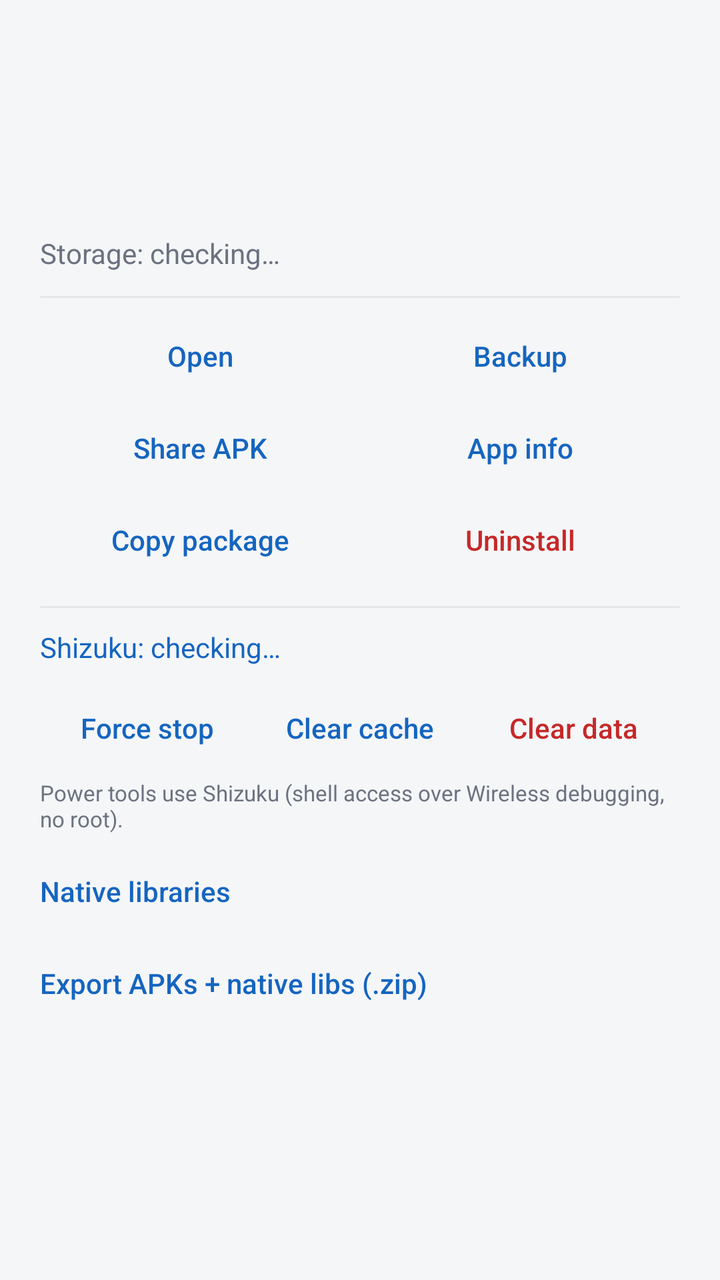
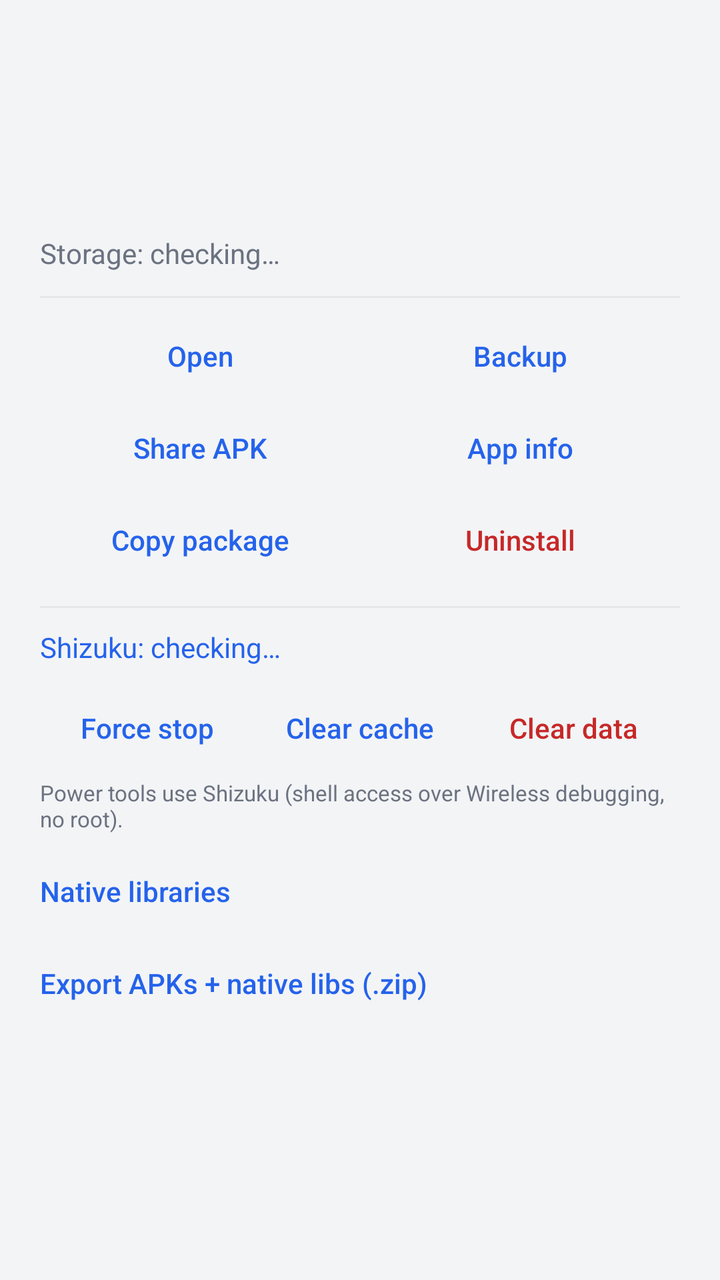

Before-and-after screenshots of an Android layout around one commit, followed by the original layout XML and the change that was made.
<!-- AndroidManifest.xml: application theme AppTheme -->
<!-- res/layout/dialog_details.xml -->
<?xml version="1.0" encoding="utf-8"?>
<ScrollView xmlns:android="http://schemas.android.com/apk/res/android"
    android:layout_width="match_parent"
    android:layout_height="wrap_content">

    <LinearLayout
        android:layout_width="match_parent"
        android:layout_height="wrap_content"
        android:orientation="vertical"
        android:paddingStart="20dp"
        android:paddingEnd="20dp"
        android:paddingTop="18dp"
        android:paddingBottom="8dp">

        <LinearLayout
            android:layout_width="match_parent"
            android:layout_height="wrap_content"
            android:gravity="center_vertical"
            android:orientation="horizontal">

            <ImageView
                android:id="@+id/d_icon"
                android:layout_width="56dp"
                android:layout_height="56dp"
                android:contentDescription="App icon" />

            <LinearLayout
                android:layout_width="0dp"
                android:layout_height="wrap_content"
                android:layout_marginStart="14dp"
                android:layout_weight="1"
                android:orientation="vertical">

                <TextView
                    android:id="@+id/d_name"
                    android:layout_width="match_parent"
                    android:layout_height="wrap_content"
                    android:ellipsize="end"
                    android:maxLines="1"
                    android:textColor="@color/text_primary"
                    android:textSize="20sp"
                    android:textStyle="bold" />

                <TextView
                    android:id="@+id/d_pkg"
                    android:layout_width="match_parent"
                    android:layout_height="wrap_content"
                    android:layout_marginTop="2dp"
                    android:ellipsize="end"
                    android:maxLines="1"
                    android:textColor="@color/text_secondary"
                    android:textSize="13sp" />
            </LinearLayout>
        </LinearLayout>

        <TextView
            android:id="@+id/d_info"
            android:layout_width="match_parent"
            android:layout_height="wrap_content"
            android:layout_marginTop="14dp"
            android:lineSpacingExtra="3dp"
            android:textColor="@color/text_primary"
            android:textSize="14sp" />

        <TextView
            android:id="@+id/d_sizes"
            android:layout_width="match_parent"
            android:layout_height="wrap_content"
            android:layout_marginTop="10dp"
            android:lineSpacingExtra="3dp"
            android:text="Storage: checking…"
            android:textColor="@color/text_secondary"
            android:textSize="14sp" />

        <Button
            android:id="@+id/d_usage_access"
            android:layout_width="match_parent"
            android:layout_height="42dp"
            android:layout_marginTop="4dp"
            android:background="?android:attr/selectableItemBackground"
            android:gravity="start|center_vertical"
            android:paddingStart="0dp"
            android:paddingEnd="0dp"
            android:text="Enable usage access to see data &amp; cache sizes"
            android:textAllCaps="false"
            android:textColor="@color/primary"
            android:textSize="13sp"
            android:visibility="gone" />

        <View
            android:layout_width="match_parent"
            android:layout_height="1dp"
            android:layout_marginTop="12dp"
            android:layout_marginBottom="6dp"
            android:background="@color/divider" />

        <LinearLayout
            android:layout_width="match_parent"
            android:layout_height="wrap_content"
            android:orientation="horizontal">

            <Button
                android:id="@+id/d_open"
                android:layout_width="0dp"
                android:layout_height="46dp"
                android:layout_weight="1"
                android:background="?android:attr/selectableItemBackground"
                android:minWidth="0dp"
                android:text="Open"
                android:textAllCaps="false"
                android:textColor="@color/primary" />

            <Button
                android:id="@+id/d_backup"
                android:layout_width="0dp"
                android:layout_height="46dp"
                android:layout_weight="1"
                android:background="?android:attr/selectableItemBackground"
                android:minWidth="0dp"
                android:text="Backup"
                android:textAllCaps="false"
                android:textColor="@color/primary" />
        </LinearLayout>

        <LinearLayout
            android:layout_width="match_parent"
            android:layout_height="wrap_content"
            android:orientation="horizontal">

            <Button
                android:id="@+id/d_share"
                android:layout_width="0dp"
                android:layout_height="46dp"
                android:layout_weight="1"
                android:background="?android:attr/selectableItemBackground"
                android:minWidth="0dp"
                android:text="Share APK"
                android:textAllCaps="false"
                android:textColor="@color/primary" />

            <Button
                android:id="@+id/d_appinfo"
                android:layout_width="0dp"
                android:layout_height="46dp"
                android:layout_weight="1"
                android:background="?android:attr/selectableItemBackground"
                android:minWidth="0dp"
                android:text="App info"
                android:textAllCaps="false"
                android:textColor="@color/primary" />
        </LinearLayout>

        <LinearLayout
            android:layout_width="match_parent"
            android:layout_height="wrap_content"
            android:orientation="horizontal">

            <Button
                android:id="@+id/d_copy"
                android:layout_width="0dp"
                android:layout_height="46dp"
                android:layout_weight="1"
                android:background="?android:attr/selectableItemBackground"
                android:minWidth="0dp"
                android:text="Copy package"
                android:textAllCaps="false"
                android:textColor="@color/primary" />

            <Button
                android:id="@+id/d_uninstall"
                android:layout_width="0dp"
                android:layout_height="46dp"
                android:layout_weight="1"
                android:background="?android:attr/selectableItemBackground"
                android:minWidth="0dp"
                android:text="Uninstall"
                android:textAllCaps="false"
                android:textColor="#C62828" />
        </LinearLayout>
        <View
            android:layout_width="match_parent"
            android:layout_height="1dp"
            android:layout_marginTop="10dp"
            android:layout_marginBottom="2dp"
            android:background="@color/divider" />

        <TextView
            android:id="@+id/d_shizuku_status"
            android:layout_width="match_parent"
            android:layout_height="wrap_content"
            android:background="?android:attr/selectableItemBackground"
            android:clickable="true"
            android:focusable="true"
            android:paddingTop="8dp"
            android:paddingBottom="8dp"
            android:text="Shizuku: checking…"
            android:textColor="@color/primary"
            android:textSize="14sp" />

        <LinearLayout
            android:layout_width="match_parent"
            android:layout_height="wrap_content"
            android:orientation="horizontal">

            <Button
                android:id="@+id/d_force_stop"
                android:layout_width="0dp"
                android:layout_height="46dp"
                android:layout_weight="1"
                android:background="?android:attr/selectableItemBackground"
                android:minWidth="0dp"
                android:paddingStart="2dp"
                android:paddingEnd="2dp"
                android:text="Force stop"
                android:textAllCaps="false"
                android:textColor="@color/primary"
                android:textSize="14sp" />

            <Button
                android:id="@+id/d_clear_cache"
                android:layout_width="0dp"
                android:layout_height="46dp"
                android:layout_weight="1"
                android:background="?android:attr/selectableItemBackground"
                android:minWidth="0dp"
                android:paddingStart="2dp"
                android:paddingEnd="2dp"
                android:text="Clear cache"
                android:textAllCaps="false"
                android:textColor="@color/primary"
                android:textSize="14sp" />

            <Button
                android:id="@+id/d_clear_data"
                android:layout_width="0dp"
                android:layout_height="46dp"
                android:layout_weight="1"
                android:background="?android:attr/selectableItemBackground"
                android:minWidth="0dp"
                android:paddingStart="2dp"
                android:paddingEnd="2dp"
                android:text="Clear data"
                android:textAllCaps="false"
                android:textColor="#C62828"
                android:textSize="14sp" />
        </LinearLayout>

        <TextView
            android:layout_width="match_parent"
            android:layout_height="wrap_content"
            android:paddingTop="2dp"
            android:paddingBottom="6dp"
            android:text="Power tools use Shizuku (shell access over Wireless debugging, no root)."
            android:textColor="@color/text_secondary"
            android:textSize="11sp" />

        <Button
            android:id="@+id/d_libs"
            android:layout_width="match_parent"
            android:layout_height="46dp"
            android:background="?android:attr/selectableItemBackground"
            android:gravity="start|center_vertical"
            android:minWidth="0dp"
            android:paddingStart="0dp"
            android:paddingEnd="0dp"
            android:text="Native libraries"
            android:textAllCaps="false"
            android:textColor="@color/primary"
            android:textSize="14sp" />

        <Button
            android:id="@+id/d_export"
            android:layout_width="match_parent"
            android:layout_height="46dp"
            android:background="?android:attr/selectableItemBackground"
            android:gravity="start|center_vertical"
            android:minWidth="0dp"
            android:paddingStart="0dp"
            android:paddingEnd="0dp"
            android:text="Export APKs + native libs (.zip)"
            android:textAllCaps="false"
            android:textColor="@color/primary"
            android:textSize="14sp" />
    </LinearLayout>
</ScrollView>
<!-- resources referenced by this layout -->
<resources>
  <color name="divider">#E5E7EB</color>
  <color name="primary">#1565C0</color>
  <color name="text_primary">#1A1A1A</color>
  <color name="text_secondary">#6B7280</color>
  <style name="AppTheme" parent="@android:style/Theme.Material.Light.NoActionBar">
          <item name="android:colorPrimary">@color/primary</item>
          <item name="android:colorPrimaryDark">@color/primary_dark</item>
          <item name="android:colorAccent">@color/primary</item>
          <item name="android:windowBackground">@color/bg</item>
          <item name="android:statusBarColor">@color/primary_dark</item>
          <item name="android:navigationBarColor">@color/bg</item>
          <item name="android:windowLightNavigationBar">true</item>
      </style>
  <color name="primary_dark">#0D47A1</color>
  <color name="bg">#F5F6F8</color>
</resources>

<!-- the commit's change to res/layout/dialog_details.xml (unified diff, before → after) -->
@@ -63,6 +63,19 @@
             android:textSize="14sp" />
 
         <TextView
+            android:id="@+id/d_safety"
+            android:layout_width="match_parent"
+            android:layout_height="wrap_content"
+            android:layout_marginTop="10dp"
+            android:background="@drawable/bg_badge_gray"
+            android:lineSpacingExtra="3dp"
+            android:padding="10dp"
+            android:text="Safety: not in AppMan's list"
+            android:textColor="@color/text_secondary"
+            android:textSize="12sp"
+            android:visibility="gone" />
+
+        <TextView
             android:id="@+id/d_sizes"
             android:layout_width="match_parent"
             android:layout_height="wrap_content"
<!-- resource entries referenced after the edit -->
@@ -1,19 +1,28 @@
 <!-- resources referenced by this layout -->
 <resources>
   <color name="divider">#E5E7EB</color>
-  <color name="primary">#1565C0</color>
-  <color name="text_primary">#1A1A1A</color>
+  <color name="primary">#2563EB</color>
+  <color name="text_primary">#111827</color>
   <color name="text_secondary">#6B7280</color>
+  <!-- drawable bg_badge_gray (drawable) -->
+  <shape xmlns:android="http://schemas.android.com/apk/res/android" android:shape="rectangle">
+      <solid android:color="#F3F4F6" />
+      <corners android:radius="6dp" />
+      <stroke android:width="1dp" android:color="@color/divider" />
+  </shape>
   <style name="AppTheme" parent="@android:style/Theme.Material.Light.NoActionBar">
           <item name="android:colorPrimary">@color/primary</item>
           <item name="android:colorPrimaryDark">@color/primary_dark</item>
           <item name="android:colorAccent">@color/primary</item>
           <item name="android:windowBackground">@color/bg</item>
-          <item name="android:statusBarColor">@color/primary_dark</item>
-          <item name="android:navigationBarColor">@color/bg</item>
+          <item name="android:statusBarColor">@color/bg</item>
+          <item name="android:windowLightStatusBar">true</item>
+          <item name="android:navigationBarColor">@color/surface</item>
           <item name="android:windowLightNavigationBar">true</item>
+          <item name="android:forceDarkAllowed">false</item>
       </style>
-  <color name="primary_dark">#0D47A1</color>
-  <color name="bg">#F5F6F8</color>
+  <color name="primary_dark">#1D4ED8</color>
+  <color name="bg">#F3F4F6</color>
+  <color name="surface">#FFFFFF</color>
 </resources>
 
